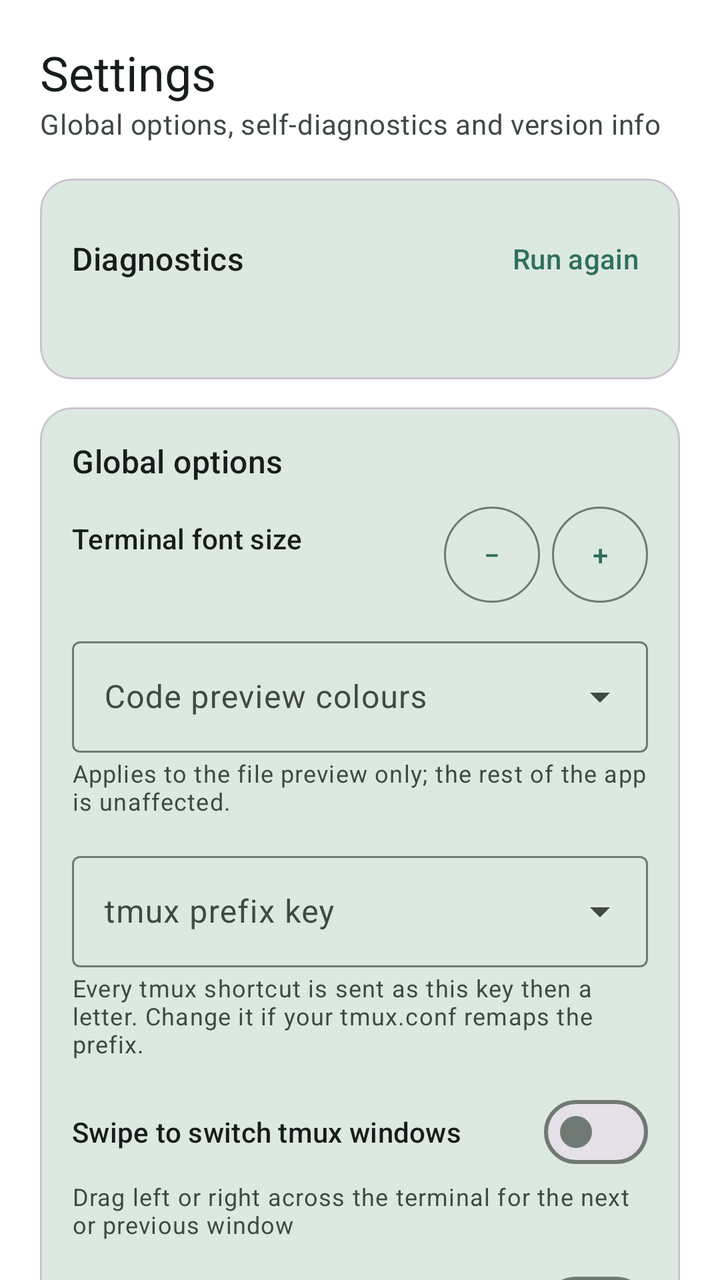
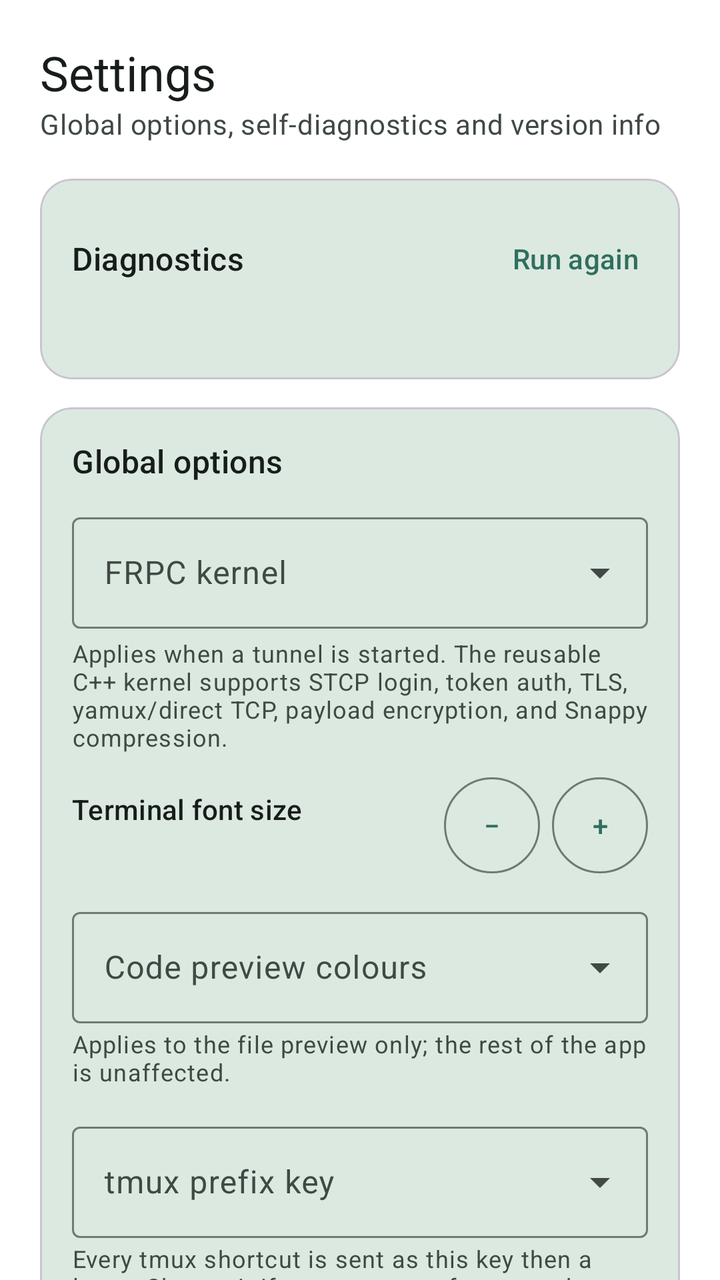

Two renders of the same Android screen: before a commit and after it. Below are the layout's source before the change and the commit's diff.
<!-- AndroidManifest.xml: application theme Theme.AiDevMob -->
<!-- res/layout/fragment_settings.xml -->
<?xml version="1.0" encoding="utf-8"?>
<ScrollView xmlns:android="http://schemas.android.com/apk/res/android"
    xmlns:app="http://schemas.android.com/apk/res-auto"
    android:layout_width="match_parent"
    android:layout_height="match_parent"
    android:background="?attr/colorSurface"
    android:scrollbars="none">

    <LinearLayout
        android:layout_width="match_parent"
        android:layout_height="wrap_content"
        android:orientation="vertical"
        android:paddingStart="20dp"
        android:paddingEnd="20dp"
        android:paddingTop="20dp"
        android:paddingBottom="88dp">

        <TextView
            android:layout_width="wrap_content"
            android:layout_height="wrap_content"
            android:text="@string/tab_settings"
            android:textAppearance="?attr/textAppearanceHeadlineSmall"
            android:textColor="?attr/colorOnSurface" />

        <TextView
            android:layout_width="wrap_content"
            android:layout_height="wrap_content"
            android:text="@string/settings_subtitle"
            android:textAppearance="?attr/textAppearanceBodyMedium"
            android:textColor="?attr/colorOnSurfaceVariant" />

        
        <com.google.android.material.card.MaterialCardView
            android:layout_width="match_parent"
            android:layout_height="wrap_content"
            android:layout_marginTop="18dp"
            app:cardCornerRadius="16dp"
            app:cardBackgroundColor="?attr/colorSurfaceVariant"
            app:cardElevation="0dp">

            <LinearLayout
                android:layout_width="match_parent"
                android:layout_height="wrap_content"
                android:orientation="vertical"
                android:padding="16dp">

                <LinearLayout
                    android:layout_width="match_parent"
                    android:layout_height="wrap_content"
                    android:orientation="horizontal"
                    android:gravity="center_vertical">

                    <TextView
                        android:layout_width="0dp"
                        android:layout_height="wrap_content"
                        android:layout_weight="1"
                        android:text="@string/settings_section_check"
                        android:textAppearance="?attr/textAppearanceTitleMedium"
                        android:textColor="?attr/colorOnSurface" />

                    <com.google.android.material.button.MaterialButton
                        android:id="@+id/buttonRecheck"
                        style="@style/Widget.Material3.Button.TextButton"
                        android:layout_width="wrap_content"
                        android:layout_height="wrap_content"
                        android:layout_marginEnd="-8dp"
                        android:text="@string/settings_action_recheck" />
                </LinearLayout>

                <TextView
                    android:id="@+id/textCheckSummary"
                    android:layout_width="match_parent"
                    android:layout_height="wrap_content"
                    android:textAppearance="?attr/textAppearanceBodySmall"
                    android:textColor="?attr/colorOnSurfaceVariant" />

                <LinearLayout
                    android:id="@+id/containerChecks"
                    android:layout_width="match_parent"
                    android:layout_height="wrap_content"
                    android:layout_marginTop="4dp"
                    android:orientation="vertical" />
            </LinearLayout>
        </com.google.android.material.card.MaterialCardView>

        
        <com.google.android.material.card.MaterialCardView
            android:layout_width="match_parent"
            android:layout_height="wrap_content"
            android:layout_marginTop="14dp"
            app:cardCornerRadius="16dp"
            app:cardBackgroundColor="?attr/colorSurfaceVariant"
            app:cardElevation="0dp">

            <LinearLayout
                android:layout_width="match_parent"
                android:layout_height="wrap_content"
                android:orientation="vertical"
                android:padding="16dp">

                <TextView
                    android:layout_width="wrap_content"
                    android:layout_height="wrap_content"
                    android:text="@string/settings_section_global"
                    android:textAppearance="?attr/textAppearanceTitleMedium"
                    android:textColor="?attr/colorOnSurface" />

                
                <LinearLayout
                    android:layout_width="match_parent"
                    android:layout_height="wrap_content"
                    android:layout_marginTop="12dp"
                    android:orientation="horizontal"
                    android:gravity="center_vertical">

                    <LinearLayout
                        android:layout_width="0dp"
                        android:layout_height="wrap_content"
                        android:layout_weight="1"
                        android:orientation="vertical">

                        <TextView
                            android:layout_width="wrap_content"
                            android:layout_height="wrap_content"
                            android:text="@string/settings_font_size"
                            android:textAppearance="?attr/textAppearanceTitleSmall"
                            android:textColor="?attr/colorOnSurface" />

                        <TextView
                            android:id="@+id/textFontSize"
                            android:layout_width="wrap_content"
                            android:layout_height="wrap_content"
                            android:textAppearance="?attr/textAppearanceBodySmall"
                            android:textColor="?attr/colorOnSurfaceVariant" />
                    </LinearLayout>

                    <com.google.android.material.button.MaterialButton
                        android:id="@+id/buttonFontSmaller"
                        style="@style/Widget.Material3.Button.OutlinedButton"
                        android:layout_width="48dp"
                        android:layout_height="wrap_content"
                        android:insetTop="0dp"
                        android:insetBottom="0dp"
                        android:paddingStart="0dp"
                        android:paddingEnd="0dp"
                        android:text="−" />

                    <com.google.android.material.button.MaterialButton
                        android:id="@+id/buttonFontBigger"
                        style="@style/Widget.Material3.Button.OutlinedButton"
                        android:layout_width="48dp"
                        android:layout_height="wrap_content"
                        android:layout_marginStart="6dp"
                        android:insetTop="0dp"
                        android:insetBottom="0dp"
                        android:paddingStart="0dp"
                        android:paddingEnd="0dp"
                        android:text="+" />
                </LinearLayout>

                <com.google.android.material.textfield.TextInputLayout
                    style="@style/Widget.Material3.TextInputLayout.OutlinedBox.ExposedDropdownMenu"
                    android:layout_width="match_parent"
                    android:layout_height="wrap_content"
                    android:layout_marginTop="14dp"
                    android:hint="@string/settings_preview_theme">
                    <com.google.android.material.textfield.MaterialAutoCompleteTextView
                        android:id="@+id/dropdownPreviewTheme"
                        android:layout_width="match_parent"
                        android:layout_height="wrap_content"
                        android:inputType="none"
                        android:focusable="false" />
                </com.google.android.material.textfield.TextInputLayout>

                <TextView
                    android:layout_width="match_parent"
                    android:layout_height="wrap_content"
                    android:layout_marginTop="2dp"
                    android:text="@string/settings_preview_theme_detail"
                    android:textAppearance="?attr/textAppearanceBodySmall"
                    android:textColor="?attr/colorOnSurfaceVariant" />

                
                <com.google.android.material.textfield.TextInputLayout
                    style="@style/Widget.Material3.TextInputLayout.OutlinedBox.ExposedDropdownMenu"
                    android:layout_width="match_parent"
                    android:layout_height="wrap_content"
                    android:layout_marginTop="14dp"
                    android:hint="@string/settings_tmux_prefix">
                    <com.google.android.material.textfield.MaterialAutoCompleteTextView
                        android:id="@+id/dropdownTmuxPrefix"
                        android:layout_width="match_parent"
                        android:layout_height="wrap_content"
                        android:inputType="none"
                        android:focusable="false" />
                </com.google.android.material.textfield.TextInputLayout>

                <TextView
                    android:layout_width="match_parent"
                    android:layout_height="wrap_content"
                    android:layout_marginTop="2dp"
                    android:text="@string/settings_tmux_prefix_detail"
                    android:textAppearance="?attr/textAppearanceBodySmall"
                    android:textColor="?attr/colorOnSurfaceVariant" />

                <com.google.android.material.materialswitch.MaterialSwitch
                    android:id="@+id/switchSwipeWindows"
                    android:layout_width="match_parent"
                    android:layout_height="wrap_content"
                    android:layout_marginTop="12dp"
                    android:text="@string/settings_swipe_windows"
                    android:textAppearance="?attr/textAppearanceTitleSmall"
                    android:textColor="?attr/colorOnSurface" />

                <TextView
                    android:layout_width="match_parent"
                    android:layout_height="wrap_content"
                    android:text="@string/settings_swipe_windows_detail"
                    android:textAppearance="?attr/textAppearanceBodySmall"
                    android:textColor="?attr/colorOnSurfaceVariant" />

                <com.google.android.material.materialswitch.MaterialSwitch
                    android:id="@+id/switchKeepScreenOn"
                    android:layout_width="match_parent"
                    android:layout_height="wrap_content"
                    android:layout_marginTop="10dp"
                    android:text="@string/settings_keep_screen_on"
                    android:textAppearance="?attr/textAppearanceTitleSmall"
                    android:textColor="?attr/colorOnSurface" />

                <TextView
                    android:layout_width="match_parent"
                    android:layout_height="wrap_content"
                    android:text="@string/settings_keep_screen_on_detail"
                    android:textAppearance="?attr/textAppearanceBodySmall"
                    android:textColor="?attr/colorOnSurfaceVariant" />

                <com.google.android.material.materialswitch.MaterialSwitch
                    android:id="@+id/switchPermissionPrompt"
                    android:layout_width="match_parent"
                    android:layout_height="wrap_content"
                    android:layout_marginTop="12dp"
                    android:text="@string/settings_permission_prompt"
                    android:textAppearance="?attr/textAppearanceTitleSmall"
                    android:textColor="?attr/colorOnSurface" />

                <TextView
                    android:layout_width="match_parent"
                    android:layout_height="wrap_content"
                    android:text="@string/settings_permission_prompt_detail"
                    android:textAppearance="?attr/textAppearanceBodySmall"
                    android:textColor="?attr/colorOnSurfaceVariant" />

                
                <LinearLayout
                    android:layout_width="match_parent"
                    android:layout_height="wrap_content"
                    android:layout_marginTop="12dp"
                    android:orientation="horizontal"
                    android:gravity="center_vertical">

                    <LinearLayout
                        android:layout_width="0dp"
                        android:layout_height="wrap_content"
                        android:layout_weight="1"
                        android:orientation="vertical">

                        <TextView
                            android:layout_width="wrap_content"
                            android:layout_height="wrap_content"
                            android:text="@string/settings_language"
                            android:textAppearance="?attr/textAppearanceTitleSmall"
                            android:textColor="?attr/colorOnSurface" />

                        <TextView
                            android:id="@+id/textLanguage"
                            android:layout_width="wrap_content"
                            android:layout_height="wrap_content"
                            android:textAppearance="?attr/textAppearanceBodySmall"
                            android:textColor="?attr/colorOnSurfaceVariant" />
                    </LinearLayout>

                    <com.google.android.material.button.MaterialButton
                        android:id="@+id/buttonLanguage"
                        style="@style/Widget.Material3.Button.OutlinedButton"
                        android:layout_width="wrap_content"
                        android:layout_height="wrap_content"
                        android:text="@string/settings_language_change" />
                </LinearLayout>
            </LinearLayout>
        </com.google.android.material.card.MaterialCardView>

        
        <com.google.android.material.card.MaterialCardView
            android:layout_width="match_parent"
            android:layout_height="wrap_content"
            android:layout_marginTop="14dp"
            app:cardCornerRadius="16dp"
            app:cardBackgroundColor="?attr/colorSurfaceVariant"
            app:cardElevation="0dp">

            <LinearLayout
                android:layout_width="match_parent"
                android:layout_height="wrap_content"
                android:orientation="vertical"
                android:padding="16dp">

                <TextView
                    android:layout_width="wrap_content"
                    android:layout_height="wrap_content"
                    android:text="@string/settings_section_update"
                    android:textAppearance="?attr/textAppearanceTitleMedium"
                    android:textColor="?attr/colorOnSurface" />

                <TextView
                    android:id="@+id/textUpdateState"
                    android:layout_width="match_parent"
                    android:layout_height="wrap_content"
                    android:layout_marginTop="2dp"
                    android:textAppearance="?attr/textAppearanceBodySmall"
                    android:textColor="?attr/colorOnSurfaceVariant" />

                <com.google.android.material.textfield.TextInputLayout
                    android:id="@+id/layoutUpdateToken"
                    style="@style/Widget.Material3.TextInputLayout.OutlinedBox"
                    android:layout_width="match_parent"
                    android:layout_height="wrap_content"
                    android:layout_marginTop="10dp"
                    android:hint="@string/settings_update_token_hint"
                    app:endIconMode="password_toggle"
                    app:helperText="@string/settings_update_token_helper">

                    <com.google.android.material.textfield.TextInputEditText
                        android:id="@+id/editUpdateToken"
                        android:layout_width="match_parent"
                        android:layout_height="wrap_content"
                        android:inputType="textPassword"
                        android:fontFamily="monospace"
                        android:singleLine="true" />
                </com.google.android.material.textfield.TextInputLayout>

                <LinearLayout
                    android:layout_width="match_parent"
                    android:layout_height="wrap_content"
                    android:layout_marginTop="6dp"
                    android:orientation="horizontal">

                    <com.google.android.material.button.MaterialButton
                        android:id="@+id/buttonCheckUpdate"
                        android:layout_width="0dp"
                        android:layout_height="wrap_content"
                        android:layout_weight="1"
                        android:text="@string/settings_action_check_update" />

                    <com.google.android.material.button.MaterialButton
                        android:id="@+id/buttonOpenReleases"
                        style="@style/Widget.Material3.Button.OutlinedButton"
                        android:layout_width="0dp"
                        android:layout_height="wrap_content"
                        android:layout_weight="1"
                        android:layout_marginStart="8dp"
                        android:text="@string/settings_action_open_releases" />
                </LinearLayout>
            </LinearLayout>
        </com.google.android.material.card.MaterialCardView>

        
        <com.google.android.material.card.MaterialCardView
            android:layout_width="match_parent"
            android:layout_height="wrap_content"
            android:layout_marginTop="14dp"
            app:cardCornerRadius="16dp"
            app:cardBackgroundColor="?attr/colorSurfaceVariant"
            app:cardElevation="0dp">

            <LinearLayout
                android:layout_width="match_parent"
                android:layout_height="wrap_content"
                android:orientation="vertical"
                android:padding="16dp">

                <TextView
                    android:layout_width="wrap_content"
                    android:layout_height="wrap_content"
                    android:text="@string/settings_section_backup"
                    android:textAppearance="?attr/textAppearanceTitleMedium"
                    android:textColor="?attr/colorOnSurface" />

                <TextView
                    android:id="@+id/textBackupState"
                    android:layout_width="match_parent"
                    android:layout_height="wrap_content"
                    android:layout_marginTop="2dp"
                    android:textAppearance="?attr/textAppearanceBodySmall"
                    android:textColor="?attr/colorOnSurfaceVariant" />

                <LinearLayout
                    android:layout_width="match_parent"
                    android:layout_height="wrap_content"
                    android:layout_marginTop="10dp"
                    android:orientation="horizontal">

                    <com.google.android.material.button.MaterialButton
                        android:id="@+id/buttonExportBackup"
                        android:layout_width="0dp"
                        android:layout_height="wrap_content"
                        android:layout_weight="1"
                        android:text="@string/backup_action_export" />

                    <com.google.android.material.button.MaterialButton
                        android:id="@+id/buttonImportBackup"
                        style="@style/Widget.Material3.Button.OutlinedButton"
                        android:layout_width="0dp"
                        android:layout_height="wrap_content"
                        android:layout_weight="1"
                        android:layout_marginStart="8dp"
                        android:text="@string/backup_action_import" />
                </LinearLayout>
            </LinearLayout>
        </com.google.android.material.card.MaterialCardView>

        
        <com.google.android.material.card.MaterialCardView
            android:layout_width="match_parent"
            android:layout_height="wrap_content"
            android:layout_marginTop="14dp"
            app:cardCornerRadius="16dp"
            app:cardBackgroundColor="?attr/colorSurfaceVariant"
            app:cardElevation="0dp">

            <LinearLayout
                android:layout_width="match_parent"
                android:layout_height="wrap_content"
                android:orientation="vertical"
                android:padding="16dp">

                <TextView
                    android:layout_width="wrap_content"
                    android:layout_height="wrap_content"
                    android:text="@string/settings_section_about"
                    android:textAppearance="?attr/textAppearanceTitleMedium"
                    android:textColor="?attr/colorOnSurface" />

                <TextView
                    android:id="@+id/textAbout"
                    android:layout_width="match_parent"
                    android:layout_height="wrap_content"
                    android:layout_marginTop="6dp"
                    android:textAppearance="?attr/textAppearanceBodySmall"
                    android:textColor="?attr/colorOnSurfaceVariant"
                    android:textIsSelectable="true" />

                <com.google.android.material.button.MaterialButton
                    android:id="@+id/buttonOpenRepo"
                    style="@style/Widget.Material3.Button.TextButton"
                    android:layout_width="wrap_content"
                    android:layout_height="wrap_content"
                    android:layout_marginStart="-8dp"
                    android:text="@string/settings_action_open_repo" />
            </LinearLayout>
        </com.google.android.material.card.MaterialCardView>

        
        <com.google.android.material.card.MaterialCardView
            android:layout_width="match_parent"
            android:layout_height="wrap_content"
            android:layout_marginTop="14dp"
            app:cardCornerRadius="16dp"
            app:cardBackgroundColor="?attr/colorSurfaceVariant"
            app:cardElevation="0dp">

            <LinearLayout
                android:layout_width="match_parent"
                android:layout_height="wrap_content"
                android:orientation="vertical"
                android:padding="16dp">

                <TextView
                    android:layout_width="wrap_content"
                    android:layout_height="wrap_content"
                    android:text="@string/settings_section_help"
                    android:textAppearance="?attr/textAppearanceTitleMedium"
                    android:textColor="?attr/colorOnSurface" />

                <TextView
                    android:id="@+id/textHelp"
                    android:layout_width="match_parent"
                    android:layout_height="wrap_content"
                    android:layout_marginTop="6dp"
                    android:lineSpacingExtra="2dp"
                    android:textAppearance="?attr/textAppearanceBodySmall"
                    android:textColor="?attr/colorOnSurfaceVariant" />
            </LinearLayout>
        </com.google.android.material.card.MaterialCardView>

    </LinearLayout>
</ScrollView>
<!-- resources referenced by this layout -->
<resources>
  <string name="backup_action_export">Export</string>
  <string name="backup_action_import">Import</string>
  <string name="settings_action_check_update">Check for updates</string>
  <string name="settings_action_open_releases">Open releases page</string>
  <string name="settings_action_open_repo">Open project page</string>
  <string name="settings_action_recheck">Run again</string>
  <string name="settings_font_size">Terminal font size</string>
  <string name="settings_keep_screen_on">Keep the screen on in the terminal</string>
  <string name="settings_keep_screen_on_detail">A long-running job will not be cut off by the lock screen (uses more battery)</string>
  <string name="settings_language">Language</string>
  <string name="settings_language_change">Change</string>
  <string name="settings_permission_prompt">Suggest permissions at startup</string>
  <string name="settings_permission_prompt_detail">Turn this on to undo a previous “Don\'t ask again”</string>
  <string name="settings_preview_theme">Code preview colours</string>
  <string name="settings_preview_theme_detail">Applies to the file preview only; the rest of the app is unaffected.</string>
  <string name="settings_section_about">About</string>
  <string name="settings_section_backup">Config backup</string>
  <string name="settings_section_check">Diagnostics</string>
  <string name="settings_section_global">Global options</string>
  <string name="settings_section_help">Help</string>
  <string name="settings_section_update">Updates</string>
  <string name="settings_subtitle">Global options, self-diagnostics and version info</string>
  <string name="settings_swipe_windows">Swipe to switch tmux windows</string>
  <string name="settings_swipe_windows_detail">Drag left or right across the terminal for the next or previous window</string>
  <string name="settings_tmux_prefix">tmux prefix key</string>
  <string name="settings_tmux_prefix_detail">Every tmux shortcut is sent as this key then a letter. Change it if your tmux.conf remaps the prefix.</string>
  <string name="settings_update_token_helper">The repository is public, so no token is needed. Add one only if you hit GitHub\'s rate limit; it is kept in encrypted storage.</string>
  <string name="settings_update_token_hint">GitHub token (optional)</string>
  <string name="tab_settings">Settings</string>
  <color name="brand_primary">#2F6F5E</color>
  <color name="brand_on_primary">#FFFFFF</color>
  <color name="brand_primary_container">#B7F0DA</color>
  <color name="brand_on_primary_container">#002015</color>
  <color name="brand_secondary">#4C6358</color>
  <color name="brand_on_secondary">#FFFFFF</color>
  <color name="brand_secondary_container">#CEE9D9</color>
  <color name="brand_on_secondary_container">#092017</color>
  <color name="brand_background">#F5FBF6</color>
  <color name="brand_on_background">#171D1A</color>
  <color name="brand_surface">#FFFFFF</color>
  <color name="brand_on_surface">#171D1A</color>
  <color name="brand_surface_variant">#DCE9E1</color>
  <color name="brand_on_surface_variant">#404943</color>
  <color name="brand_outline">#707973</color>
  <color name="brand_error">#BA1A1A</color>
  <color name="brand_on_error">#FFFFFF</color>
  <!-- unchanged entries left out for length: 1 -->
</resources>

<!-- the commit's change to res/layout/fragment_settings.xml (unified diff, before → after) -->
@@ -105,6 +105,28 @@
                     android:textAppearance="?attr/textAppearanceTitleMedium"
                     android:textColor="?attr/colorOnSurface" />
 
+                <com.google.android.material.textfield.TextInputLayout
+                    style="@style/Widget.Material3.TextInputLayout.OutlinedBox.ExposedDropdownMenu"
+                    android:layout_width="match_parent"
+                    android:layout_height="wrap_content"
+                    android:layout_marginTop="12dp"
+                    android:hint="@string/settings_frpc_kernel">
+
+                    <com.google.android.material.textfield.MaterialAutoCompleteTextView
+                        android:id="@+id/dropdownFrpcKernel"
+                        android:layout_width="match_parent"
+                        android:layout_height="wrap_content"
+                        android:inputType="none" />
+                </com.google.android.material.textfield.TextInputLayout>
+
+                <TextView
+                    android:layout_width="match_parent"
+                    android:layout_height="wrap_content"
+                    android:layout_marginTop="4dp"
+                    android:text="@string/settings_frpc_kernel_detail"
+                    android:textAppearance="?attr/textAppearanceBodySmall"
+                    android:textColor="?attr/colorOnSurfaceVariant" />
+
                 
                 <LinearLayout
                     android:layout_width="match_parent"
<!-- resource entries referenced after the edit -->
@@ -7,6 +7,8 @@
   <string name="settings_action_open_repo">Open project page</string>
   <string name="settings_action_recheck">Run again</string>
   <string name="settings_font_size">Terminal font size</string>
+  <string name="settings_frpc_kernel">FRPC kernel</string>
+  <string name="settings_frpc_kernel_detail">Applies when a tunnel is started. The reusable C++ kernel supports STCP login, token auth, TLS, yamux/direct TCP, payload encryption, and Snappy compression.</string>
   <string name="settings_keep_screen_on">Keep the screen on in the terminal</string>
   <string name="settings_keep_screen_on_detail">A long-running job will not be cut off by the lock screen (uses more battery)</string>
   <string name="settings_language">Language</string>
